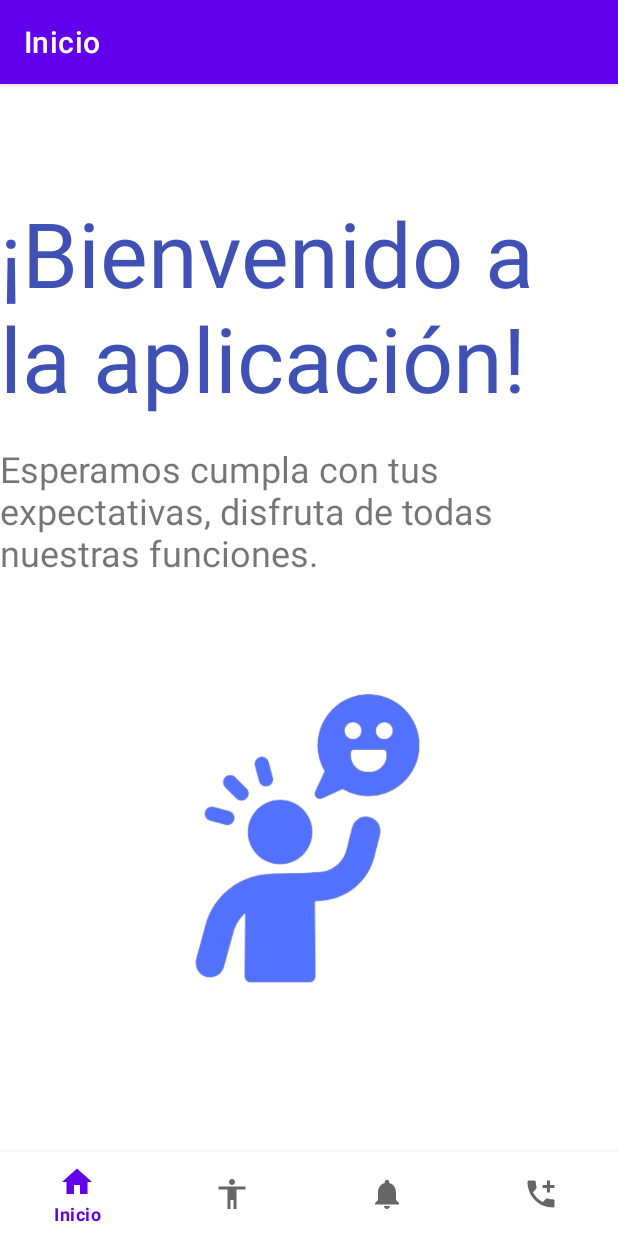
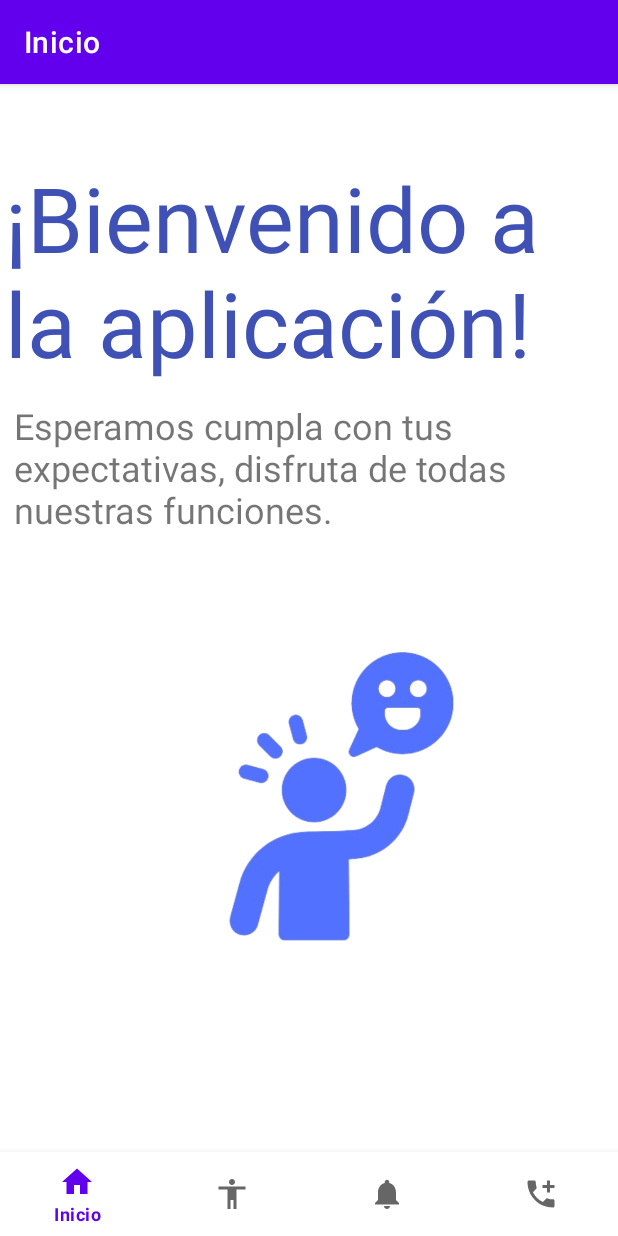
Before and after one commit to DJmnz0107/Laboratorio-practico---20200093, an Android app: the screen it shows after launch (MainActivity), after a tap on "SIGN IN", on a phone screen of 412 x 824 dp. Run offline under Robolectric (Android 15) with nearby library versions, the phone set to English and light mode, and no system bars; our stand-ins replace navigation-ui; Roboto replaces fonts that are not available here.

Commit message:
Cambios de diseño

```diff
--- a/app/src/main/AndroidManifest.xml
+++ b/app/src/main/AndroidManifest.xml
@@ -13,7 +13,7 @@
         android:theme="@style/Theme.Emulador_20200093_Diego"
         tools:targetApi="31">
         <activity
-            android:name=".Activity_Login"
+            android:name=".ActivityLogin"
             android:exported="true">
             <intent-filter>
                 <action android:name="android.intent.action.MAIN" />
--- a/app/src/main/java/diego/jimenez/emulador_20200093_diego/Activity_Login.kt
+++ b/app/src/main/java/diego/jimenez/emulador_20200093_diego/ActivityLogin.kt
@@ -1,14 +1,14 @@
 package diego.jimenez.emulador_20200093_diego
 
 import android.content.Intent
-import android.graphics.drawable.shapes.OvalShape
 import android.os.Bundle
 import android.widget.Button
+import android.widget.EditText
 import androidx.activity.enableEdgeToEdge
 import androidx.appcompat.app.AppCompatActivity
 import androidx.core.view.ViewCompat
 import androidx.core.view.WindowInsetsCompat
-class Activity_Login : AppCompatActivity() {
+class ActivityLogin : AppCompatActivity() {
     override fun onCreate(savedInstanceState: Bundle?) {
         super.onCreate(savedInstanceState)
         enableEdgeToEdge()
@@ -22,12 +22,15 @@ class Activity_Login : AppCompatActivity() {
 
         val btnLogin = findViewById<Button>(R.id.btnLogin)
 
+
         btnLogin.setOnClickListener {
 
-           val intent =  Intent(this, MainActivity::class.java)
+            val intent =  Intent(this, MainActivity::class.java)
             startActivity(intent)
         }
 
 
+
+
     }
 }
--- a/app/src/main/res/layout/activity_login.xml
+++ b/app/src/main/res/layout/activity_login.xml
@@ -5,7 +5,7 @@
     android:id="@+id/main"
     android:layout_width="match_parent"
     android:layout_height="match_parent"
-    tools:context=".Activity_Login">
+    tools:context=".ActivityLogin">
 
 
     <View
@@ -52,9 +52,10 @@
         android:textSize="34sp"
         app:layout_constraintBottom_toBottomOf="parent"
         app:layout_constraintEnd_toEndOf="parent"
+        app:layout_constraintHorizontal_bias="0.528"
         app:layout_constraintStart_toStartOf="parent"
         app:layout_constraintTop_toTopOf="parent"
-        app:layout_constraintVertical_bias="0.275" />
+        app:layout_constraintVertical_bias="0.298" />
 
     <EditText
         android:id="@+id/txtUser"
--- a/app/src/main/res/layout/activity_main.xml
+++ b/app/src/main/res/layout/activity_main.xml
@@ -4,8 +4,7 @@
     xmlns:tools="http://schemas.android.com/tools"
     android:id="@+id/container"
     android:layout_width="match_parent"
-    android:layout_height="match_parent"
-    android:paddingTop="?attr/actionBarSize">
+    android:layout_height="match_parent">
 
     <com.google.android.material.bottomnavigation.BottomNavigationView
         android:id="@+id/nav_view"
--- a/app/src/main/res/layout/fragment_contactanos.xml
+++ b/app/src/main/res/layout/fragment_contactanos.xml
@@ -18,7 +18,7 @@
         app:cornerRadius="35dp"
         app:layout_constraintBottom_toBottomOf="parent"
         app:layout_constraintEnd_toEndOf="parent"
-        app:layout_constraintHorizontal_bias="0.496"
+        app:layout_constraintHorizontal_bias="0.7"
         app:layout_constraintStart_toStartOf="parent"
         app:layout_constraintTop_toTopOf="parent"
         app:layout_constraintVertical_bias="0.559" />
@@ -31,7 +31,7 @@
         android:src="@drawable/flecha_removebg_preview"
         app:layout_constraintBottom_toTopOf="@+id/btnVerCorreo"
         app:layout_constraintEnd_toEndOf="parent"
-        app:layout_constraintHorizontal_bias="0.639"
+        app:layout_constraintHorizontal_bias="0.733"
         app:layout_constraintStart_toStartOf="parent"
         app:layout_constraintTop_toTopOf="parent"
         app:layout_constraintVertical_bias="1.0" />
--- a/app/src/main/res/layout/fragment_dashboard.xml
+++ b/app/src/main/res/layout/fragment_dashboard.xml
@@ -17,7 +17,7 @@
         app:cornerRadius="50dp"
         app:layout_constraintBottom_toBottomOf="parent"
         app:layout_constraintEnd_toEndOf="parent"
-        app:layout_constraintHorizontal_bias="0.494"
+        app:layout_constraintHorizontal_bias="0.618"
         app:layout_constraintStart_toStartOf="parent"
         app:layout_constraintTop_toTopOf="parent"
         app:layout_constraintVertical_bias="0.499" />
@@ -31,8 +31,8 @@
         android:textSize="24sp"
         app:layout_constraintBottom_toBottomOf="parent"
         app:layout_constraintEnd_toEndOf="parent"
-        app:layout_constraintHorizontal_bias="0.498"
+        app:layout_constraintHorizontal_bias="0.542"
         app:layout_constraintStart_toStartOf="parent"
         app:layout_constraintTop_toBottomOf="@+id/btnPerfil"
-        app:layout_constraintVertical_bias="0.359" />
+        app:layout_constraintVertical_bias="0.365" />
 </androidx.constraintlayout.widget.ConstraintLayout>
--- a/app/src/main/res/layout/fragment_home.xml
+++ b/app/src/main/res/layout/fragment_home.xml
@@ -16,10 +16,10 @@
         android:textSize="60sp"
         app:layout_constraintBottom_toBottomOf="parent"
         app:layout_constraintEnd_toEndOf="parent"
-        app:layout_constraintHorizontal_bias="0.0"
+        app:layout_constraintHorizontal_bias="1.0"
         app:layout_constraintStart_toStartOf="parent"
         app:layout_constraintTop_toTopOf="parent"
-        app:layout_constraintVertical_bias="0.0" />
+        app:layout_constraintVertical_bias="0.01" />
 
     <ImageView
         android:id="@+id/imageView"
@@ -28,22 +28,22 @@
         android:src="@drawable/saludo_removebg_preview"
         app:layout_constraintBottom_toBottomOf="parent"
         app:layout_constraintEnd_toEndOf="parent"
+        app:layout_constraintHorizontal_bias="0.676"
         app:layout_constraintStart_toStartOf="parent"
         app:layout_constraintTop_toTopOf="parent"
         app:layout_constraintVertical_bias="0.905" />
 
     <TextView
         android:id="@+id/textView4"
-        android:layout_width="wrap_content"
-        android:layout_height="wrap_content"
+        android:layout_width="391dp"
+        android:layout_height="92dp"
         android:fontFamily="@font/gothic_a1"
         android:text="Esperamos cumpla con tus expectativas, disfruta de todas nuestras funciones."
         android:textSize="24sp"
         app:layout_constraintBottom_toTopOf="@+id/imageView"
         app:layout_constraintEnd_toEndOf="parent"
-        app:layout_constraintHorizontal_bias="0.0"
         app:layout_constraintStart_toStartOf="parent"
         app:layout_constraintTop_toTopOf="parent"
-        app:layout_constraintVertical_bias="0.948" />
+        app:layout_constraintVertical_bias="0.962" />
 
 </androidx.constraintlayout.widget.ConstraintLayout>
--- a/app/src/main/res/layout/fragment_notifications.xml
+++ b/app/src/main/res/layout/fragment_notifications.xml
@@ -13,6 +13,7 @@
         android:src="@drawable/android_logo_png_transparent"
         app:layout_constraintBottom_toBottomOf="parent"
         app:layout_constraintEnd_toEndOf="parent"
+        app:layout_constraintHorizontal_bias="0.707"
         app:layout_constraintStart_toStartOf="parent"
         app:layout_constraintTop_toTopOf="parent" />
 </androidx.constraintlayout.widget.ConstraintLayout>
```
